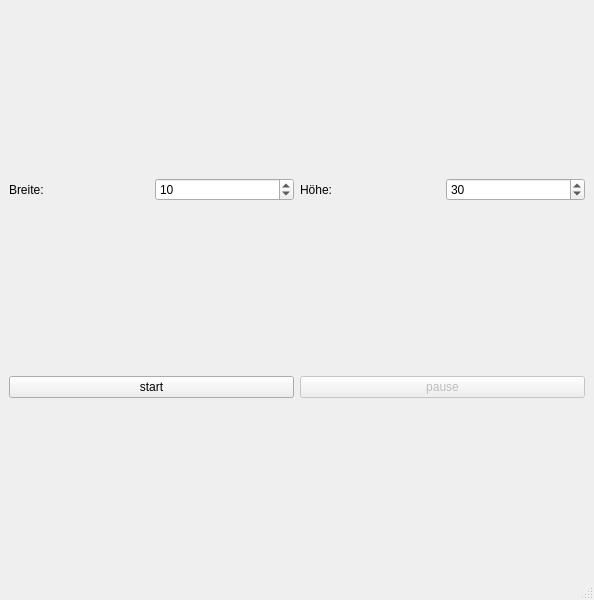
Above: TetrisMainWindow.ui from Daniel2357/tetris before the change. Below: the same form after it.
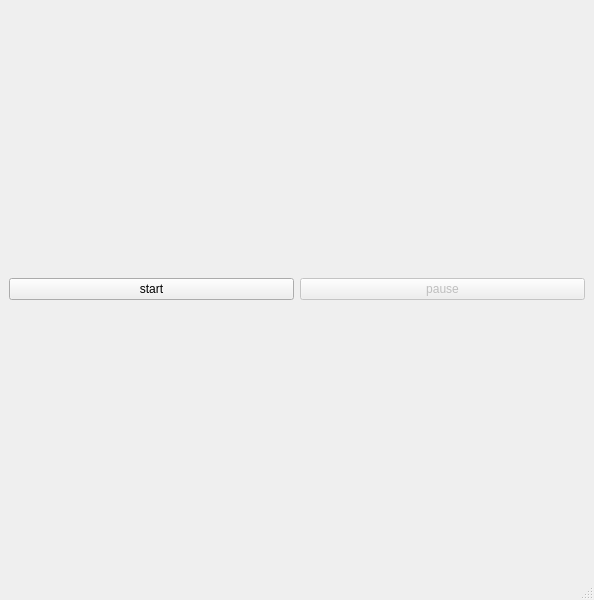
That is the form after the change.

Commit message: Added rotations. Game now mostly follows http://tetris.wikia.com/wiki/Tetris_Guideline.

Patch:
```diff
--- a/TetrisMainWindow.ui
+++ b/TetrisMainWindow.ui
@@ -15,53 +15,6 @@
   </property>
   <widget class="QWidget" name="centralwidget">
    <layout class="QVBoxLayout" name="verticalLayout">
-    <item>
-     <layout class="QHBoxLayout" name="horizontalLayout_2">
-      <item>
-       <widget class="QLabel" name="label_2">
-        <property name="text">
-         <string>Breite:</string>
-        </property>
-       </widget>
-      </item>
-      <item>
-       <widget class="QSpinBox" name="spinWidth">
-        <property name="minimum">
-         <number>3</number>
-        </property>
-        <property name="maximum">
-         <number>100</number>
-        </property>
-        <property name="value">
-         <number>10</number>
-        </property>
-       </widget>
-      </item>
-      <item>
-       <widget class="QLabel" name="label">
-        <property name="text">
-         <string>Höhe:</string>
-        </property>
-       </widget>
-      </item>
-      <item>
-       <widget class="QSpinBox" name="spinHeight">
-        <property name="minimum">
-         <number>2</number>
-        </property>
-        <property name="maximum">
-         <number>50</number>
-        </property>
-        <property name="singleStep">
-         <number>1</number>
-        </property>
-        <property name="value">
-         <number>30</number>
-        </property>
-       </widget>
-      </item>
-     </layout>
-    </item>
     <item>
      <layout class="QHBoxLayout" name="horizontalLayout">
       <item>
```
The commit also changes 5 other files.
